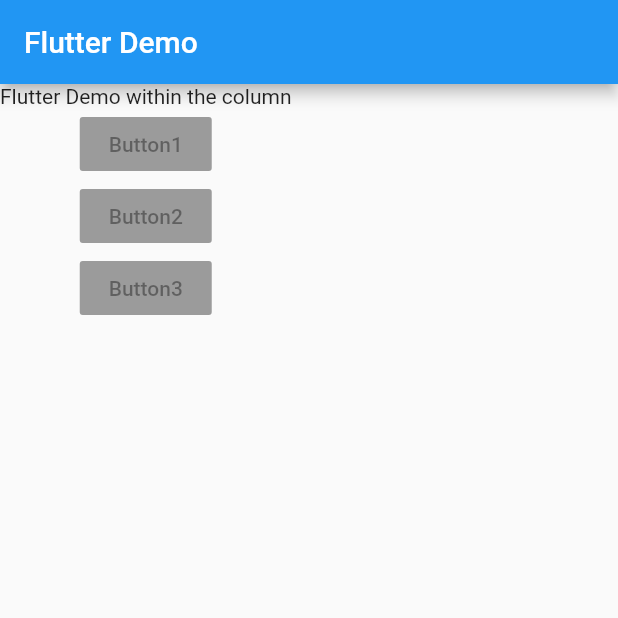
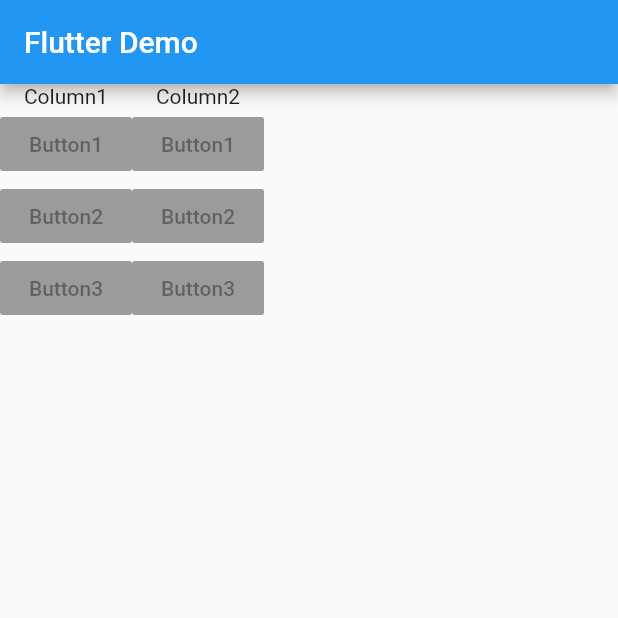
Before and after one commit to robster619007/flutterDemo, a Flutter app: the screen it shows after launch, on a phone screen of 412 x 824 dp, the top half of it. Run offline on Flutter 3.47's test engine with Material 2 defaults, Android fonts, the phone set to English and light mode, and no system bars.

Commit message:
experimenting with rows and columns and children

```diff
--- a/lib/main.dart
+++ b/lib/main.dart
@@ -10,21 +10,24 @@ class MyApp extends StatelessWidget {
         appBar: AppBar(
           title: Text('Flutter Demo'),
         ),
-        body: Column(
+        body: Row(
           children: [
-            Text('Flutter Demo within the column'),
-            RaisedButton(
-              child: Text('Button1'),
-              onPressed: null,
+            Column(
+              children: [
+                Text('Column1'),
+                RaisedButton(child: Text('Button1'), onPressed: null),
+                RaisedButton(child: Text('Button2'), onPressed: null),
+                RaisedButton(child: Text('Button3'), onPressed: null),
+              ],
             ),
-            RaisedButton(
-              child: Text('Button2'),
-              onPressed: null,
-            ),
-            RaisedButton(
-              child: Text('Button3'),
-              onPressed: null,
-            ),
+            Column(
+              children: [
+                Text('Column2'),
+                RaisedButton(child: Text('Button1'), onPressed: null),
+                RaisedButton(child: Text('Button2'), onPressed: null),
+                RaisedButton(child: Text('Button3'), onPressed: null),
+              ],
+            )
           ],
         ),
       ),
```
